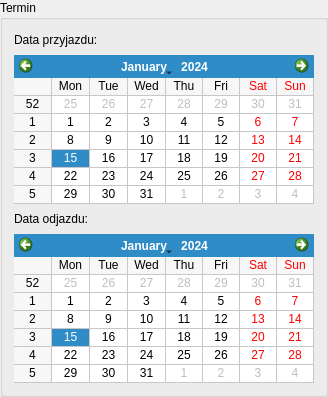
This is src/ui/NewReservation/SingleDateGroupBox.ui in Skwara/HoteleADC as Qt 5 draws it before an edit. The edited form follows.
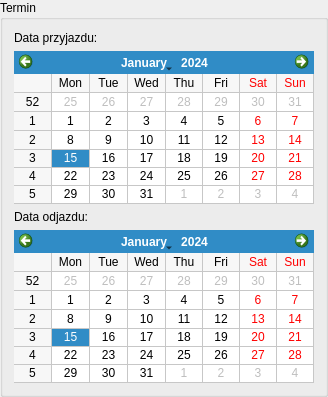
This is the edited form.

```diff
--- a/src/ui/NewReservation/SingleDateGroupBox.ui
+++ b/src/ui/NewReservation/SingleDateGroupBox.ui
@@ -33,7 +33,7 @@
    <item>
     <widget class="QCalendarWidget" name="beginCalendarWidget">
      <property name="sizePolicy">
-      <sizepolicy hsizetype="Preferred" vsizetype="Fixed">
+      <sizepolicy hsizetype="Preferred" vsizetype="Preferred">
        <horstretch>0</horstretch>
        <verstretch>0</verstretch>
       </sizepolicy>
@@ -65,7 +65,7 @@
    <item>
     <widget class="QCalendarWidget" name="endCalendarWidget">
      <property name="sizePolicy">
-      <sizepolicy hsizetype="Preferred" vsizetype="Fixed">
+      <sizepolicy hsizetype="Preferred" vsizetype="Preferred">
        <horstretch>0</horstretch>
        <verstretch>0</verstretch>
       </sizepolicy>
```
